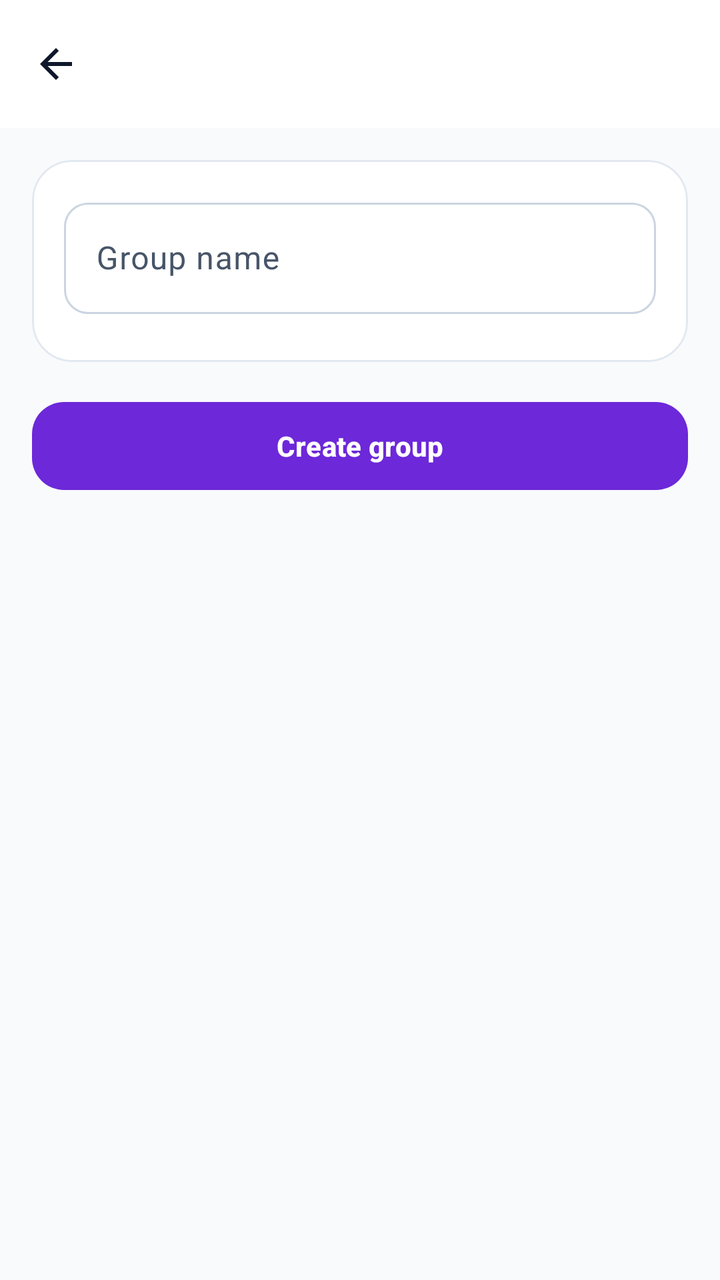
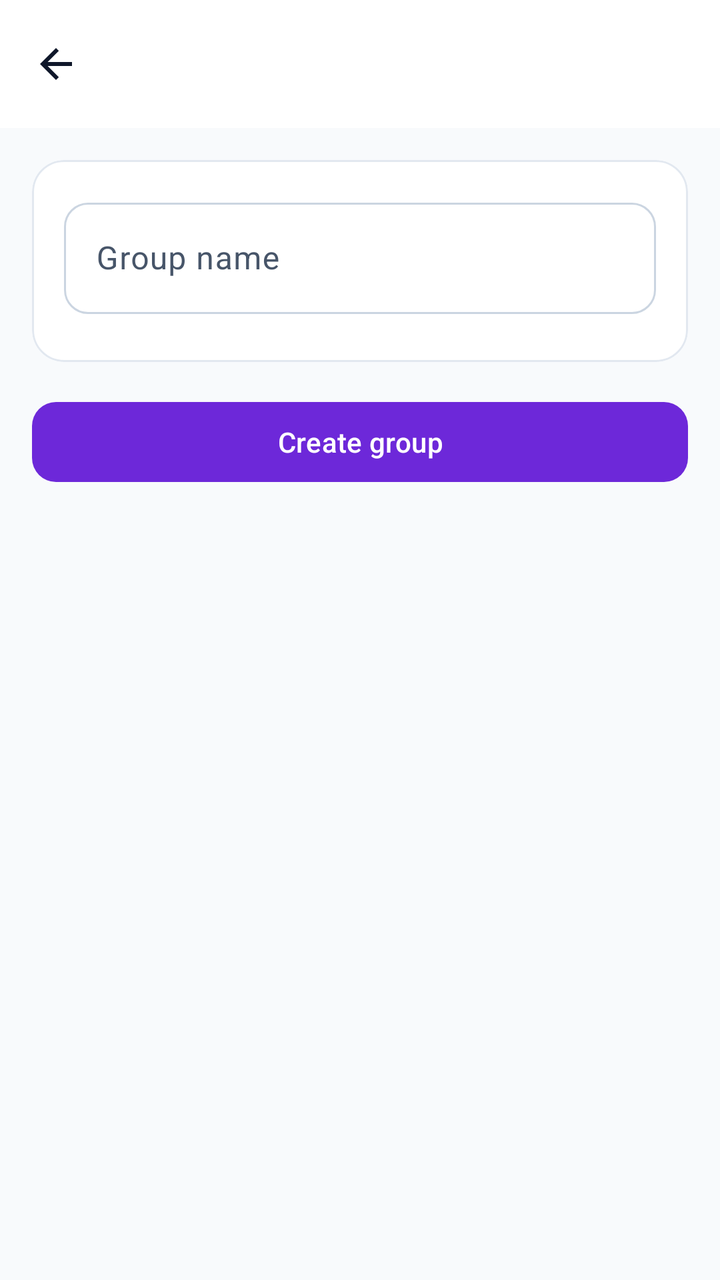

Compare the two renders of this Android layout. The source of the first and the diff that turns it into the second are given below.
<!-- AndroidManifest.xml: application theme Theme.NexaChat -->
<!-- res/layout/fragment_create_group.xml -->
<?xml version="1.0" encoding="utf-8"?>
<androidx.coordinatorlayout.widget.CoordinatorLayout xmlns:android="http://schemas.android.com/apk/res/android"
    xmlns:app="http://schemas.android.com/apk/res-auto"
    xmlns:tools="http://schemas.android.com/tools"
    android:layout_width="match_parent"
    android:layout_height="match_parent"
    android:background="?android:attr/colorBackground">

    <com.google.android.material.appbar.AppBarLayout
        android:id="@+id/appBar"
        android:layout_width="match_parent"
        android:layout_height="wrap_content"
        android:background="?attr/colorSurface">

        <com.google.android.material.appbar.MaterialToolbar
            android:id="@+id/toolbar"
            android:layout_width="match_parent"
            android:layout_height="?attr/actionBarSize"
            android:background="?attr/colorSurface"
            app:navigationContentDescription="@string/cd_back"
            app:navigationIcon="@drawable/ic_arrow_back" />
    </com.google.android.material.appbar.AppBarLayout>

    <ScrollView
        android:layout_width="match_parent"
        android:layout_height="match_parent"
        app:layout_behavior="@string/appbar_scrolling_view_behavior">

        <LinearLayout
            android:layout_width="match_parent"
            android:layout_height="wrap_content"
            android:orientation="vertical"
            android:padding="@dimen/space_md">

            <com.google.android.material.card.MaterialCardView
                android:layout_width="match_parent"
                android:layout_height="wrap_content"
                app:cardBackgroundColor="?attr/colorSurface"
                app:cardCornerRadius="20dp"
                app:cardElevation="0dp"
                app:contentPadding="16dp"
                app:strokeColor="?attr/colorOutlineVariant"
                app:strokeWidth="1dp">

                <LinearLayout
                    android:layout_width="match_parent"
                    android:layout_height="wrap_content"
                    android:orientation="vertical">

                    <com.google.android.material.textfield.TextInputLayout
                        android:id="@+id/groupNameLayout"
                        android:layout_width="match_parent"
                        android:layout_height="wrap_content"
                        android:hint="@string/group_name_label"
                        app:boxCornerRadiusBottomEnd="12dp"
                        app:boxCornerRadiusBottomStart="12dp"
                        app:boxCornerRadiusTopEnd="12dp"
                        app:boxCornerRadiusTopStart="12dp">

                        <com.google.android.material.textfield.TextInputEditText
                            android:id="@+id/groupNameInput"
                            android:layout_width="match_parent"
                            android:layout_height="wrap_content" />
                    </com.google.android.material.textfield.TextInputLayout>

                    <androidx.recyclerview.widget.RecyclerView
                        android:id="@+id/memberPickerList"
                        android:layout_width="match_parent"
                        android:layout_height="wrap_content"
                        android:layout_marginTop="@dimen/space_sm"
                        android:nestedScrollingEnabled="false" />
                </LinearLayout>
            </com.google.android.material.card.MaterialCardView>

            <com.google.android.material.button.MaterialButton
                android:id="@+id/createButton"
                android:layout_width="match_parent"
                android:layout_height="wrap_content"
                android:layout_marginTop="@dimen/space_md"
                android:minHeight="52dp"
                android:text="@string/action_create_group"
                android:textStyle="bold"
                app:cornerRadius="16dp" />
        </LinearLayout>
    </ScrollView>

    <com.nexachat.core.ui.components.LoadingStateView
        android:id="@+id/loadingState"
        android:layout_width="match_parent"
        android:layout_height="match_parent"
        android:visibility="gone" />

    <com.nexachat.core.ui.components.ErrorStateView
        android:id="@+id/errorState"
        android:layout_width="match_parent"
        android:layout_height="match_parent"
        android:visibility="gone" />

    <com.nexachat.core.ui.components.EmptyStateView
        android:id="@+id/emptyState"
        android:layout_width="match_parent"
        android:layout_height="match_parent"
        android:visibility="gone" />

</androidx.coordinatorlayout.widget.CoordinatorLayout>
<!-- resources referenced by this layout -->
<resources>
  <dimen name="space_md">16dp</dimen>
  <dimen name="space_sm">8dp</dimen>
  <string name="action_create_group">Create group</string>
  <string name="cd_back">Back</string>
  <string name="group_name_label">Group name</string>
  <style name="Theme.NexaChat" parent="Theme.NexaChat.Views" />
  <color name="colorPrimary">@color/brand_indigo</color>
  <color name="colorOnPrimary">#FFFFFFFF</color>
  <color name="colorPrimaryContainer">@color/brand_indigo_container</color>
  <color name="colorOnPrimaryContainer">@color/brand_on_indigo_container</color>
  <color name="colorSecondary">@color/slate_secondary</color>
  <color name="colorOnSecondary">#FFFFFFFF</color>
  <color name="colorSecondaryContainer">@color/slate_secondary_container</color>
  <color name="colorOnSecondaryContainer">@color/slate_on_secondary_container</color>
  <color name="colorTertiary">@color/tertiary_sky</color>
  <color name="colorOnTertiary">#FF082F49</color>
  <color name="colorTertiaryContainer">@color/tertiary_sky_container</color>
  <color name="colorOnTertiaryContainer">@color/tertiary_on_sky_container</color>
  <color name="colorError">@color/error_red</color>
  <color name="colorOnError">#FFFFFFFF</color>
  <color name="colorErrorContainer">@color/error_container_light</color>
  <color name="colorOnErrorContainer">@color/on_error_container_light</color>
  <color name="colorBackground">@color/background_light</color>
  <color name="colorOnBackground">@color/text_primary_light</color>
  <color name="colorSurface">@color/surface_light</color>
  <color name="colorOnSurface">@color/text_primary_light</color>
  <color name="colorSurfaceVariant">@color/surface_variant_light</color>
  <color name="surface_container_low_light">#FFF8FAFC</color>
  <color name="surface_container_light">#FFF1F5F9</color>
  <color name="surface_container_high_light">#FFE2E8F0</color>
  <color name="colorOnSurfaceVariant">@color/text_secondary_light</color>
  <color name="colorOutline">@color/slate_border</color>
  <color name="colorOutlineVariant">@color/slate_divider</color>
  <style name="TextAppearance.NexaChat.TitleLarge" parent="TextAppearance.Material3.TitleLarge" />
  <style name="TextAppearance.NexaChat.TitleSmall" parent="TextAppearance.Material3.TitleSmall" />
  <style name="TextAppearance.NexaChat.BodyLarge" parent="TextAppearance.Material3.BodyLarge" />
  <style name="TextAppearance.NexaChat.BodyMedium" parent="TextAppearance.Material3.BodyMedium" />
  <style name="TextAppearance.NexaChat.BodySmall" parent="TextAppearance.Material3.BodySmall" />
  <style name="TextAppearance.NexaChat.LabelLarge" parent="TextAppearance.Material3.LabelLarge" />
  <style name="TextAppearance.NexaChat.LabelSmall" parent="TextAppearance.Material3.LabelSmall" />
  <color name="brand_indigo">#FF6D28D9</color>
  <color name="brand_indigo_container">#FFEDE9FE</color>
  <color name="brand_on_indigo_container">#FF2E1065</color>
  <color name="slate_secondary">#FF505F76</color>
  <color name="slate_secondary_container">#FFD0E1FB</color>
  <color name="slate_on_secondary_container">#FF1D283A</color>
  <color name="tertiary_sky">#FF0EA5E9</color>
  <color name="tertiary_sky_container">#FFBAE6FD</color>
  <color name="tertiary_on_sky_container">#FF075985</color>
  <color name="error_red">#FFBA1A1A</color>
  <color name="error_container_light">#FFFFDAD6</color>
  <color name="on_error_container_light">#FF93000A</color>
  <color name="background_light">#FFF8FAFC</color>
  <color name="text_primary_light">#FF0F172A</color>
  <color name="surface_light">#FFFFFFFF</color>
  <color name="surface_variant_light">#FFF1F5F9</color>
  <color name="text_secondary_light">#FF475569</color>
  <color name="slate_border">#FFCBD5E1</color>
  <color name="slate_divider">#FFE2E8F0</color>
  <dimen name="min_touch_target">48dp</dimen>
  <dimen name="corner_sm">8dp</dimen>
  <dimen name="corner_md">12dp</dimen>
  <dimen name="corner_lg">16dp</dimen>
  <!-- unchanged entries left out for length: 11 -->
</resources>

<!-- the commit's change to res/layout/fragment_create_group.xml (unified diff, before → after) -->
@@ -1,7 +1,6 @@
 <?xml version="1.0" encoding="utf-8"?>
 <androidx.coordinatorlayout.widget.CoordinatorLayout xmlns:android="http://schemas.android.com/apk/res/android"
     xmlns:app="http://schemas.android.com/apk/res-auto"
-    xmlns:tools="http://schemas.android.com/tools"
     android:layout_width="match_parent"
     android:layout_height="match_parent"
     android:background="?android:attr/colorBackground">
@@ -36,7 +35,7 @@
                 android:layout_width="match_parent"
                 android:layout_height="wrap_content"
                 app:cardBackgroundColor="?attr/colorSurface"
-                app:cardCornerRadius="20dp"
+                app:cardCornerRadius="16dp"
                 app:cardElevation="0dp"
                 app:contentPadding="16dp"
                 app:strokeColor="?attr/colorOutlineVariant"
@@ -49,6 +48,7 @@
 
                     <com.google.android.material.textfield.TextInputLayout
                         android:id="@+id/groupNameLayout"
+                        style="@style/Widget.Material3.TextInputLayout.OutlinedBox"
                         android:layout_width="match_parent"
                         android:layout_height="wrap_content"
                         android:hint="@string/group_name_label"
@@ -77,10 +77,9 @@
                 android:layout_width="match_parent"
                 android:layout_height="wrap_content"
                 android:layout_marginTop="@dimen/space_md"
-                android:minHeight="52dp"
+                android:minHeight="@dimen/min_touch_target"
                 android:text="@string/action_create_group"
-                android:textStyle="bold"
-                app:cornerRadius="16dp" />
+                app:cornerRadius="12dp" />
         </LinearLayout>
     </ScrollView>
 
